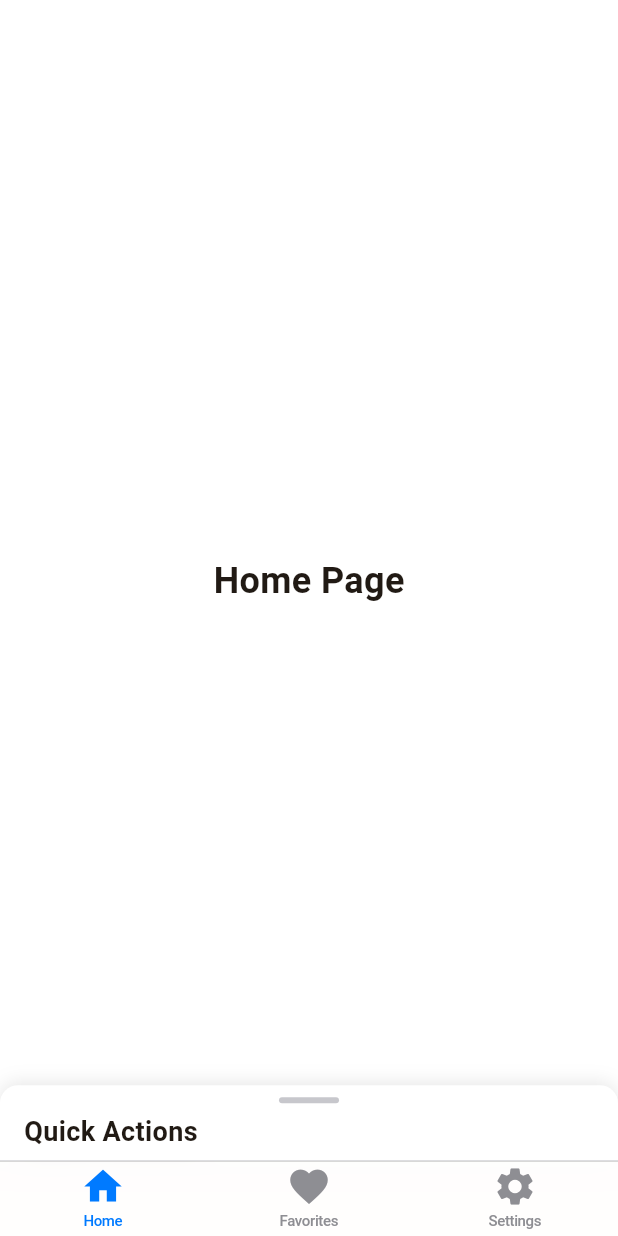
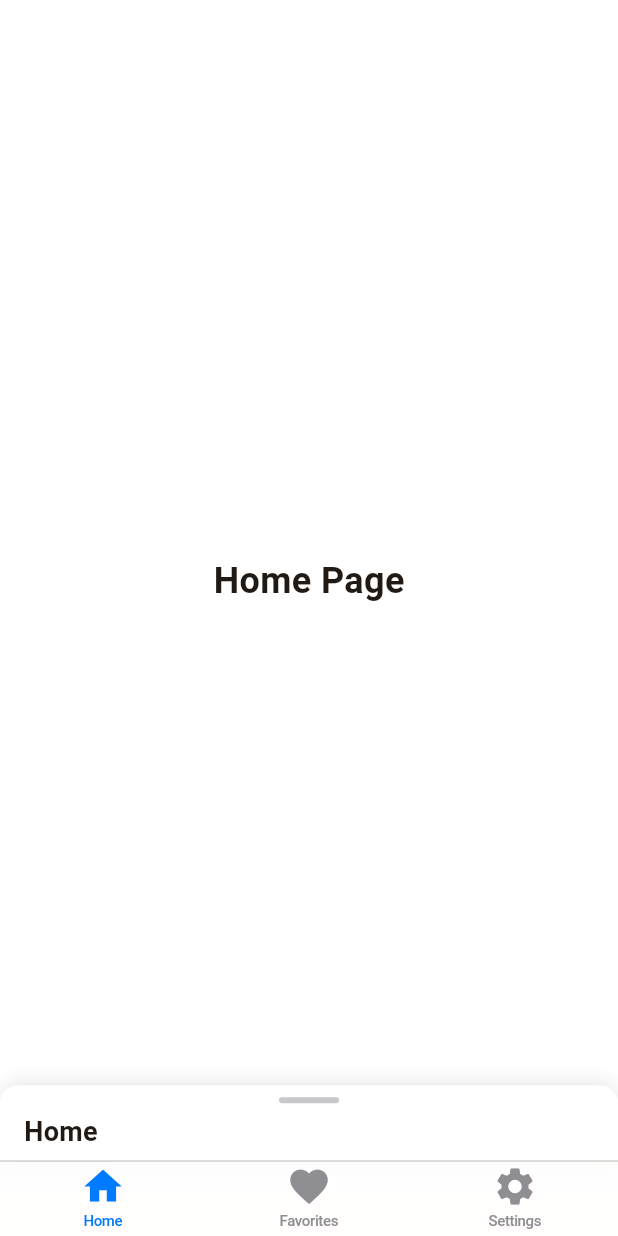
Before and after one commit to 0xjeffro/Signal, a Flutter app: the screen it shows after launch, on a phone screen of 412 x 824 dp. Run offline on Flutter 3.47's test engine with Material 3 defaults, Android fonts, the phone set to English and light mode, and no system bars.

Commit message:
Enhance DraggableBottomSheet with dynamic title support
- Updated `DraggableBottomSheet` to accept a `title` parameter, defaulting to 'Quick Actions'.
- Implemented `_getTitleForCurrentTab` method in `MyHomePage` to provide titles based on the selected tab index.
- Adjusted the bottom sheet to display the appropriate title dynamically.

```diff
--- a/signal_app/lib/main.dart
+++ b/signal_app/lib/main.dart
@@ -51,7 +51,10 @@ class MyHomePage extends StatelessWidget {
             bottom: 0,
             left: 0,
             right: 0,
-            child: DraggableBottomSheet(appState: appState),
+            child: DraggableBottomSheet(
+              appState: appState,
+              title: _getTitleForCurrentTab(appState.selectedIndex),
+            ),
           ),
         ],
       ),
@@ -121,4 +124,17 @@ class MyHomePage extends StatelessWidget {
       ),
     );
   }
+
+  String _getTitleForCurrentTab(int index) {
+    switch (index) {
+      case 0:
+        return 'Home';
+      case 1:
+        return 'Favorites';
+      case 2:
+        return 'Settings';
+      default:
+        return 'Quick Actions';
+    }
+  }
 }
--- a/signal_app/lib/widgets/draggable_bottom_sheet.dart
+++ b/signal_app/lib/widgets/draggable_bottom_sheet.dart
@@ -4,8 +4,13 @@ import '../main.dart';
 
 class DraggableBottomSheet extends StatefulWidget {
   final MyAppState appState;
+  final String title;
 
-  const DraggableBottomSheet({super.key, required this.appState});
+  const DraggableBottomSheet({
+    super.key,
+    required this.appState,
+    this.title = 'Quick Actions',
+  });
 
   @override
   State<DraggableBottomSheet> createState() => _DraggableBottomSheetState();
@@ -78,13 +83,13 @@ class _DraggableBottomSheetState extends State<DraggableBottomSheet>
                 borderRadius: BorderRadius.circular(2),
               ),
             ),
-            // Quick Actions文本
+            // 标题文本
             Padding(
               padding: EdgeInsets.fromLTRB(16, 6, 16, 6),
               child: Align(
                 alignment: Alignment.centerLeft,
                 child: Text(
-                  'Quick Actions',
+                  widget.title,
                   style: TextStyle(fontSize: 18, fontWeight: FontWeight.bold),
                 ),
               ),
```
